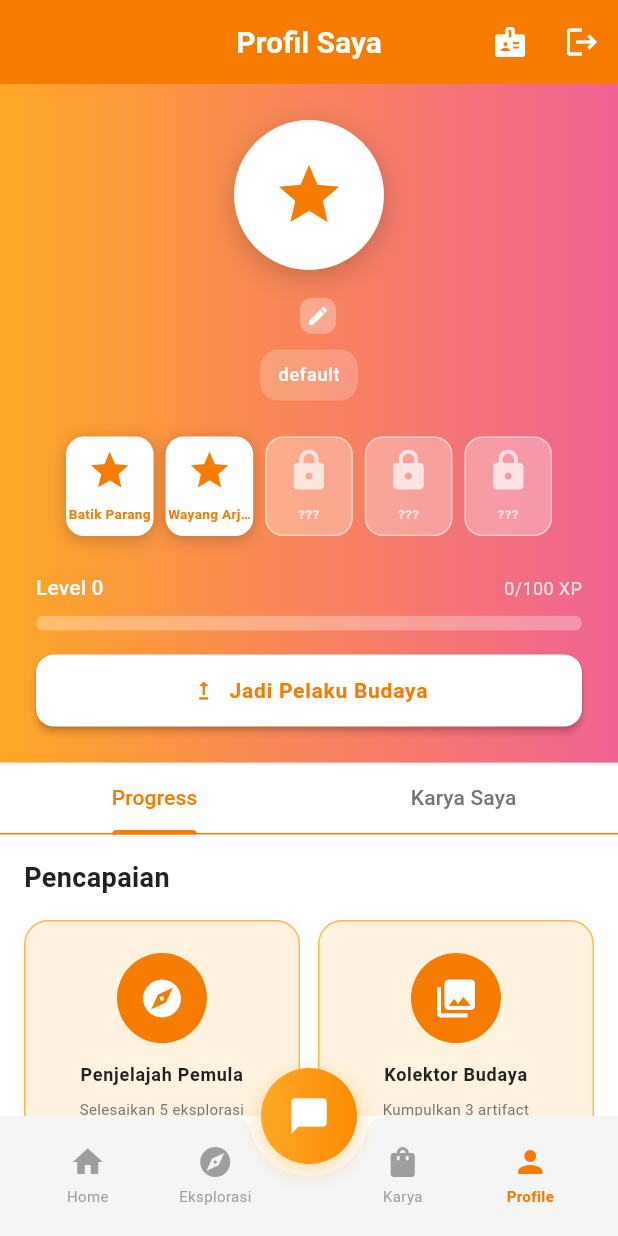
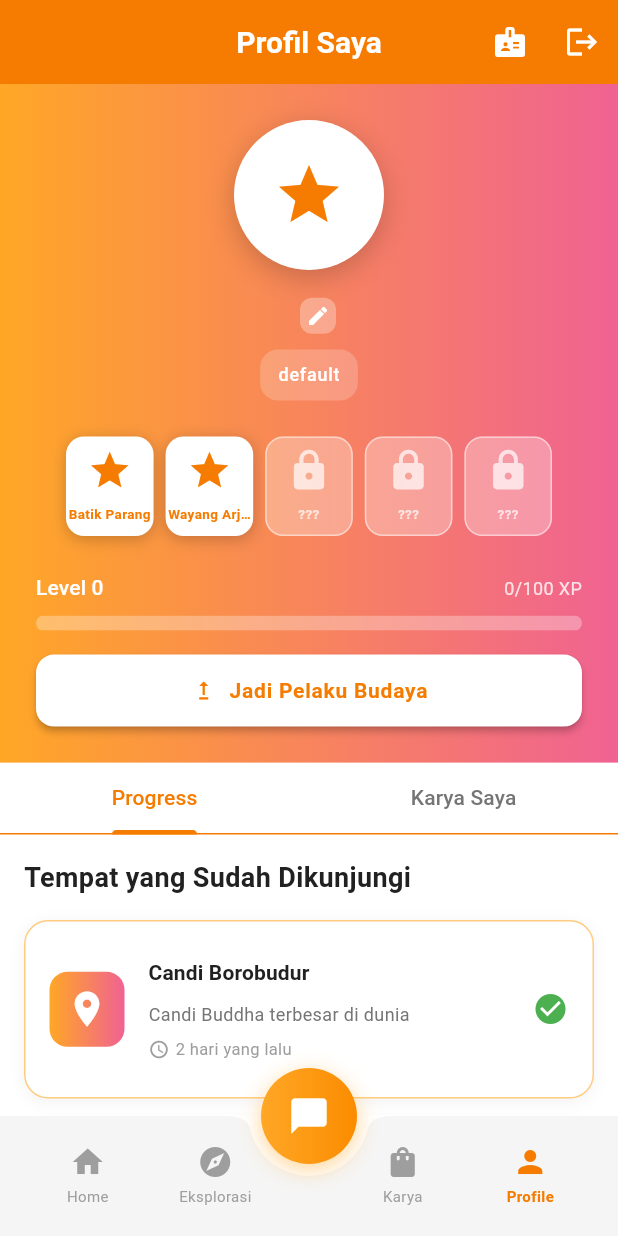
Before and after one commit to Fidhlah/BudayaGo, a Flutter app: the screen it shows once a user with an empty profile is signed in, item 4 of the bottom bar chosen, on a phone screen of 412 x 824 dp. Run offline on Flutter 3.47's test engine with Material 3 defaults, Android fonts, the phone set to English and light mode, and no system bars; our stand-ins replace flutter_dotenv, geolocator, image_picker, permission_handler, supabase_flutter; missing offline and left inert: mobile_scanner; accounts and stored records are empty; statements that could not run were skipped.

Commit message:
add visited places

```diff
--- a/lib/screens/profile/new_profile_screen.dart
+++ b/lib/screens/profile/new_profile_screen.dart
@@ -23,14 +23,19 @@ class NewProfileScreen extends StatefulWidget {
 class _NewProfileScreenState extends State<NewProfileScreen>
     with SingleTickerProviderStateMixin {
   late TabController _tabController;
-  List<Map<String, dynamic>> _collectibles = [];
+  List<Map<String, dynamic>>? _collectibles;
   bool _isLoadingCollectibles = true;
+  List<Map<String, dynamic>>? _visitedLocations;
 
   @override
   void initState() {
     super.initState();
     // Always create 2 tabs: Progress & Karya
     _tabController = TabController(length: 2, vsync: this);
+
+    // Explicitly initialize lists for Flutter Web compatibility
+    _collectibles = <Map<String, dynamic>>[];
+    _visitedLocations = <Map<String, dynamic>>[];
 
     // Load data after build is complete
     WidgetsBinding.instance.addPostFrameCallback((_) {
@@ -65,6 +70,28 @@ class _NewProfileScreenState extends State<NewProfileScreen>
 
       if (mounted) {
         setState(() {
+          // Demo visited locations (nanti bisa dari database)
+          _visitedLocations = [
+            {
+              'uuid': '550e8400-e29b-41d4-a716-446655440002',
+              'name': 'Candi Borobudur',
+              'description': 'Candi Buddha terbesar di dunia',
+              'visitedAt': DateTime.now().subtract(const Duration(days: 2)),
+            },
+            {
+              'uuid': '550e8400-e29b-41d4-a716-446655440003',
+              'name': 'Candi Prambanan',
+              'description': 'Candi Hindu terbesar di Indonesia',
+              'visitedAt': DateTime.now().subtract(const Duration(days: 5)),
+            },
+            {
+              'uuid': '550e8400-e29b-41d4-a716-446655440004',
+              'name': 'Keraton Yogyakarta',
+              'description': 'Istana resmi Kesultanan Yogyakarta',
+              'visitedAt': DateTime.now().subtract(const Duration(days: 10)),
+            },
+          ];
+
           // Fixed 5 collectibles: mix of locked and unlocked
           _collectibles = [
             // 2 unlocked collectibles for demo clickable feature
@@ -392,7 +419,7 @@ class _NewProfileScreenState extends State<NewProfileScreen>
               )
               : Builder(
                 builder: (context) {
-                  final collectibleCount = _collectibles.length;
+                  final collectibleCount = _collectibles?.length ?? 0;
                   final displayCount =
                       collectibleCount > 0 ? collectibleCount : 5;
 
@@ -450,7 +477,7 @@ class _NewProfileScreenState extends State<NewProfileScreen>
                           );
                         }
 
-                        final collectible = _collectibles[index];
+                        final collectible = _collectibles![index];
                         final isUnlocked = collectible['unlocked'] == true;
 
                         return Flexible(
@@ -677,7 +704,126 @@ class _NewProfileScreenState extends State<NewProfileScreen>
       child: Column(
         crossAxisAlignment: CrossAxisAlignment.start,
         children: [
+          // Visited Locations Section
+          Text(
+            'Tempat yang Sudah Dikunjungi',
+            style: AppTextStyles.h5.copyWith(color: AppColors.textPrimary),
+          ),
+          SizedBox(height: AppDimensions.spaceM),
+
+          if ((_visitedLocations?.length ?? 0) == 0)
+            Container(
+              padding: EdgeInsets.all(AppDimensions.paddingL),
+              decoration: BoxDecoration(
+                color: AppColors.grey50,
+                borderRadius: BorderRadius.circular(AppDimensions.radiusL),
+                border: Border.all(color: AppColors.grey200),
+              ),
+              child: Column(
+                children: [
+                  Icon(Icons.location_off, size: 48, color: AppColors.grey300),
+                  SizedBox(height: AppDimensions.spaceS),
+                  Text(
+                    'Belum ada tempat yang dikunjungi',
+                    style: AppTextStyles.bodyMedium.copyWith(
+                      color: AppColors.textSecondary,
+                    ),
+                  ),
+                ],
+              ),
+            ),
+
+          if ((_visitedLocations?.length ?? 0) > 0)
+            ...(_visitedLocations ?? []).map((location) {
+              final visitedAt = location['visitedAt'] as DateTime;
+              final daysAgo = DateTime.now().difference(visitedAt).inDays;
+
+              return Container(
+                margin: EdgeInsets.only(bottom: AppDimensions.spaceM),
+                decoration: BoxDecoration(
+                  color: AppColors.background,
+                  borderRadius: BorderRadius.circular(AppDimensions.radiusL),
+                  border: Border.all(color: AppColors.batik200),
+                  boxShadow: [
+                    BoxShadow(
+                      color: Colors.black.withOpacity(0.05),
+                      blurRadius: 8,
+                      offset: const Offset(0, 2),
+                    ),
+                  ],
+                ),
+                child: ListTile(
+                  contentPadding: EdgeInsets.all(AppDimensions.paddingM),
+                  leading: Container(
+                    width: 50,
+                    height: 50,
+                    decoration: BoxDecoration(
+                      gradient: LinearGradient(
+                        colors: AppColors.orangePinkGradient,
+                      ),
+                      borderRadius: BorderRadius.circular(
+                        AppDimensions.radiusM,
+                      ),
+                    ),
+                    child: Icon(
+                      Icons.location_on,
+                      color: AppColors.background,
+                      size: 28,
+                    ),
+                  ),
+                  title: Text(
+                    location['name'] ?? 'Unknown Location',
+                    style: AppTextStyles.labelLarge.copyWith(
+                      fontWeight: FontWeight.bold,
+                    ),
+                  ),
+                  subtitle: Column(
+                    crossAxisAlignment: CrossAxisAlignment.start,
+                    children: [
+                      SizedBox(height: AppDimensions.spaceXS),
+                      Text(
+                        location['description'] ?? '',
+                        style: AppTextStyles.bodySmall.copyWith(
+                          color: AppColors.textSecondary,
+                        ),
+                        maxLines: 2,
+                        overflow: TextOverflow.ellipsis,
+                      ),
+                      SizedBox(height: AppDimensions.spaceXS),
+                      Row(
+                        children: [
+                          Icon(
+                            Icons.access_time,
+                            size: 14,
+                            color: AppColors.textTertiary,
+                          ),
+                          const SizedBox(width: 4),
+                          Text(
+                            daysAgo == 0
+                                ? 'Hari ini'
+                                : daysAgo == 1
+                                ? '1 hari yang lalu'
+                                : '$daysAgo hari yang lalu',
+                            style: AppTextStyles.bodySmall.copyWith(
+                              color: AppColors.textTertiary,
+                              fontSize: 11,
+                            ),
+                          ),
+                        ],
+                      ),
+                    ],
+                  ),
+                  trailing: Icon(
+                    Icons.check_circle,
+                    color: AppColors.success,
+                    size: 24,
+                  ),
+                ),
+              );
+            }).toList(),
+
           // Achievements Section
+          SizedBox(height: AppDimensions.spaceXL),
           Text(
             'Pencapaian',
             style: AppTextStyles.h5.copyWith(color: AppColors.textPrimary),
@@ -698,10 +844,9 @@ class _NewProfileScreenState extends State<NewProfileScreen>
               final achievement = achievements[index];
               // Dynamic check for Kolektor Budaya achievement
               bool unlocked = achievement['unlocked'] as bool;
-              if (achievement['name'] == 'Kolektor Budaya') {
+              if (achievement['name'] == 'Kolektor Budaya' && mounted) {
                 try {
-                  final count = _collectibles.length;
-                  unlocked = count >= 3;
+                  unlocked = (_collectibles?.length ?? 0) >= 3;
                 } catch (e) {
                   unlocked = false;
                 }
```
